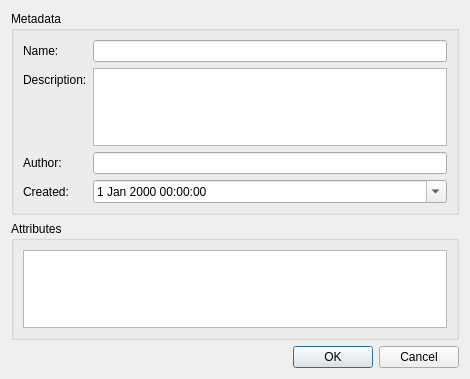
LibrePCB/LibrePCB, file libs/librepcbprojecteditor/dialogs/projectpropertieseditordialog.ui: the form before one commit.
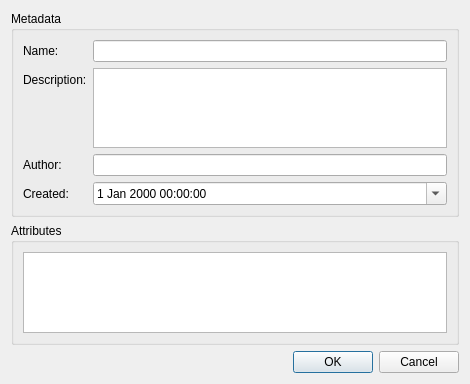
The form after the commit.

Diff of the .ui file:
```diff
--- a/libs/librepcbprojecteditor/dialogs/projectpropertieseditordialog.ui
+++ b/libs/librepcbprojecteditor/dialogs/projectpropertieseditordialog.ui
@@ -7,7 +7,7 @@
     <x>0</x>
     <y>0</y>
     <width>470</width>
-    <height>379</height>
+    <height>384</height>
    </rect>
   </property>
   <property name="windowTitle">
```
Left out of the diff: 8 changed lines with no effect on the pictures.
